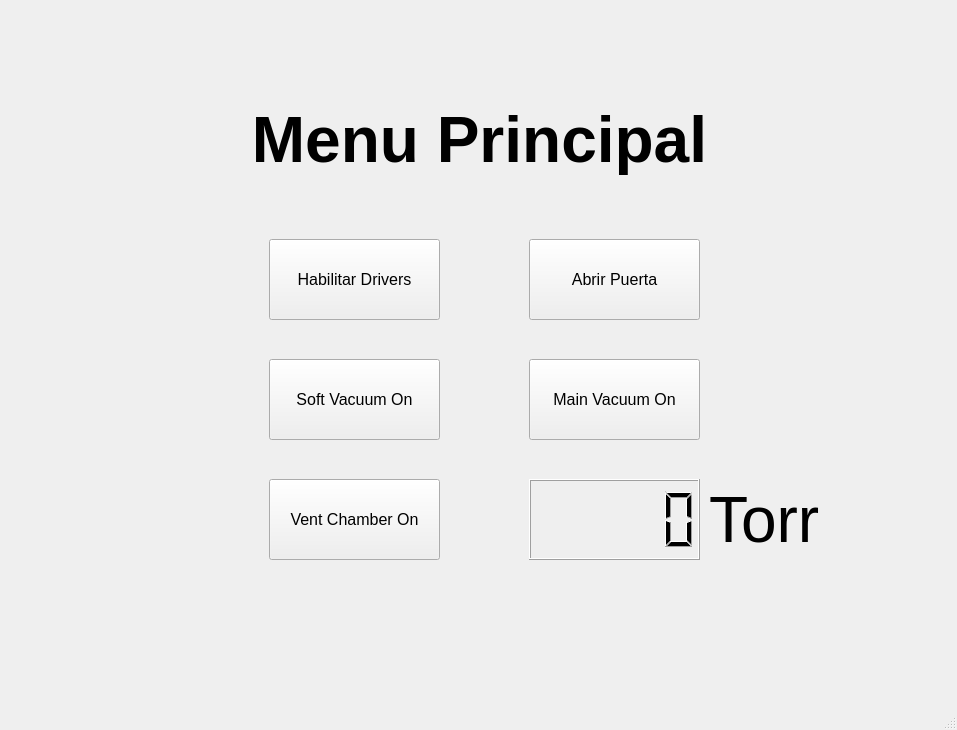
Qt form software-aura1000/gui/pyqt_gui.ui (pablinleiva235/Proyecto-Final) before a commit.
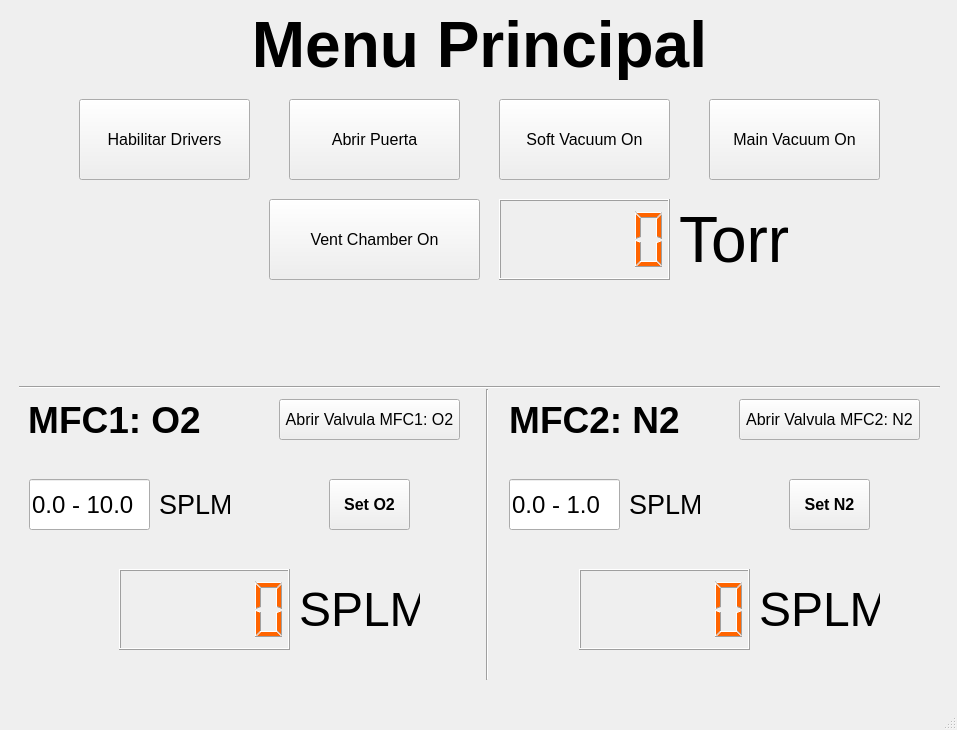
The same form after that commit.

Commit message: Agregado de menu para prueba de MFCs

```diff
--- a/software-aura1000/gui/pyqt_gui.ui
+++ b/software-aura1000/gui/pyqt_gui.ui
@@ -29,10 +29,10 @@
        <widget class="QLabel" name="MenuPrincipal_label">
         <property name="geometry">
          <rect>
-          <x>0</x>
-          <y>70</y>
-          <width>941</width>
-          <height>121</height>
+          <x>220</x>
+          <y>0</y>
+          <width>501</width>
+          <height>71</height>
          </rect>
         </property>
         <property name="font">
@@ -55,8 +55,8 @@
        <widget class="QPushButton" name="MenuPrincipal_btn_enable_driver">
         <property name="geometry">
          <rect>
-          <x>260</x>
-          <y>230</y>
+          <x>70</x>
+          <y>90</y>
           <width>171</width>
           <height>81</height>
          </rect>
@@ -73,8 +73,8 @@
        <widget class="QPushButton" name="MenuPrincipal_btn_open_door">
         <property name="geometry">
          <rect>
-          <x>520</x>
-          <y>230</y>
+          <x>280</x>
+          <y>90</y>
           <width>171</width>
           <height>81</height>
          </rect>
@@ -91,8 +91,8 @@
        <widget class="QPushButton" name="MenuPrincipal_btn_soft_vacuum">
         <property name="geometry">
          <rect>
-          <x>260</x>
-          <y>350</y>
+          <x>490</x>
+          <y>90</y>
           <width>171</width>
           <height>81</height>
          </rect>
@@ -109,8 +109,8 @@
        <widget class="QPushButton" name="MenuPrincipal_btn_main_vacuum">
         <property name="geometry">
          <rect>
-          <x>520</x>
-          <y>350</y>
+          <x>700</x>
+          <y>90</y>
           <width>171</width>
           <height>81</height>
          </rect>
@@ -128,8 +128,8 @@
         <property name="geometry">
          <rect>
           <x>260</x>
-          <y>470</y>
-          <width>171</width>
+          <y>190</y>
+          <width>211</width>
           <height>81</height>
          </rect>
         </property>
@@ -145,22 +145,32 @@
        <widget class="QLCDNumber" name="MenuPrincipal_chamber_pressure">
         <property name="geometry">
          <rect>
-          <x>520</x>
-          <y>470</y>
+          <x>490</x>
+          <y>190</y>
           <width>171</width>
           <height>81</height>
          </rect>
         </property>
+        <property name="styleSheet">
+         <string notr="true">QLCDNumber{
+    color: rgb(255, 100, 0);   
+}</string>
+        </property>
        </widget>
        <widget class="QLabel" name="MenuPrincipal_pressure_lbl">
         <property name="geometry">
          <rect>
-          <x>700</x>
-          <y>470</y>
+          <x>670</x>
+          <y>190</y>
           <width>161</width>
           <height>81</height>
          </rect>
         </property>
+        <property name="font">
+         <font>
+          <pointsize>48</pointsize>
+         </font>
+        </property>
         <property name="text">
          <string>Torr</string>
         </property>
@@ -168,9 +178,9 @@
        <widget class="QLabel" name="MenuPrincipal_lbl_status_atm">
         <property name="geometry">
          <rect>
-          <x>520</x>
-          <y>560</y>
-          <width>181</width>
+          <x>260</x>
+          <y>290</y>
+          <width>401</width>
           <height>71</height>
          </rect>
         </property>
@@ -183,6 +193,298 @@
          <string/>
         </property>
        </widget>
+       <widget class="Line" name="MenuPrincipal_line">
+        <property name="geometry">
+         <rect>
+          <x>10</x>
+          <y>370</y>
+          <width>921</width>
+          <height>16</height>
+         </rect>
+        </property>
+        <property name="orientation">
+         <enum>Qt::Horizontal</enum>
+        </property>
+       </widget>
+       <widget class="QLCDNumber" name="MenuPrincipal_mfc1_readout">
+        <property name="geometry">
+         <rect>
+          <x>110</x>
+          <y>560</y>
+          <width>171</width>
+          <height>81</height>
+         </rect>
+        </property>
+        <property name="styleSheet">
+         <string notr="true">QLCDNumber{
+    color: rgb(255, 100, 0);   
+}</string>
+        </property>
+       </widget>
+       <widget class="QLCDNumber" name="MenuPrincipal_mfc2_readout">
+        <property name="geometry">
+         <rect>
+          <x>570</x>
+          <y>560</y>
+          <width>171</width>
+          <height>81</height>
+         </rect>
+        </property>
+        <property name="styleSheet">
+         <string notr="true">QLCDNumber{
+    color: rgb(255, 100, 0);   
+}</string>
+        </property>
+       </widget>
+       <widget class="Line" name="line">
+        <property name="geometry">
+         <rect>
+          <x>470</x>
+          <y>380</y>
+          <width>16</width>
+          <height>291</height>
+         </rect>
+        </property>
+        <property name="orientation">
+         <enum>Qt::Vertical</enum>
+        </property>
+       </widget>
+       <widget class="QPushButton" name="MenuPrincipal_btn_mfc1_open">
+        <property name="geometry">
+         <rect>
+          <x>270</x>
+          <y>390</y>
+          <width>181</width>
+          <height>41</height>
+         </rect>
+        </property>
+        <property name="font">
+         <font>
+          <pointsize>12</pointsize>
+         </font>
+        </property>
+        <property name="text">
+         <string>Abrir Valvula MFC1: O2</string>
+        </property>
+       </widget>
+       <widget class="QPushButton" name="MenuPrincipal_btn_mfc2_open">
+        <property name="geometry">
+         <rect>
+          <x>730</x>
+          <y>390</y>
+          <width>181</width>
+          <height>41</height>
+         </rect>
+        </property>
+        <property name="font">
+         <font>
+          <pointsize>12</pointsize>
+         </font>
+        </property>
+        <property name="text">
+         <string>Abrir Valvula MFC2: N2</string>
+        </property>
+       </widget>
+       <widget class="QLabel" name="MenuPrincipal_lbl_mfc1">
+        <property name="geometry">
+         <rect>
+          <x>10</x>
+          <y>390</y>
+          <width>191</width>
+          <height>41</height>
+         </rect>
+        </property>
+        <property name="font">
+         <font>
+          <pointsize>28</pointsize>
+          <weight>75</weight>
+          <bold>true</bold>
+         </font>
+        </property>
+        <property name="text">
+         <string>MFC1: O2</string>
+        </property>
+        <property name="alignment">
+         <set>Qt::AlignCenter</set>
+        </property>
+        <property name="wordWrap">
+         <bool>true</bool>
+        </property>
+       </widget>
+       <widget class="QLabel" name="MenuPrincipal_lbl_mfc2">
+        <property name="geometry">
+         <rect>
+          <x>490</x>
+          <y>390</y>
+          <width>191</width>
+          <height>41</height>
+         </rect>
+        </property>
+        <property name="font">
+         <font>
+          <pointsize>28</pointsize>
+          <weight>75</weight>
+          <bold>true</bold>
+         </font>
+        </property>
+        <property name="text">
+         <string>MFC2: N2</string>
+        </property>
+        <property name="alignment">
+         <set>Qt::AlignCenter</set>
+        </property>
+        <property name="wordWrap">
+         <bool>true</bool>
+        </property>
+       </widget>
+       <widget class="QLineEdit" name="MenuPrincipal_mfc1_setpoint">
+        <property name="geometry">
+         <rect>
+          <x>20</x>
+          <y>470</y>
+          <width>121</width>
+          <height>51</height>
+         </rect>
+        </property>
+        <property name="font">
+         <font>
+          <pointsize>18</pointsize>
+         </font>
+        </property>
+        <property name="text">
+         <string>0.0 - 10.0 </string>
+        </property>
+       </widget>
+       <widget class="QLineEdit" name="MenuPrincipal_mfc2_setpoint">
+        <property name="geometry">
+         <rect>
+          <x>500</x>
+          <y>470</y>
+          <width>111</width>
+          <height>51</height>
+         </rect>
+        </property>
+        <property name="font">
+         <font>
+          <pointsize>18</pointsize>
+         </font>
+        </property>
+        <property name="text">
+         <string>0.0 - 1.0 </string>
+        </property>
+       </widget>
+       <widget class="QLabel" name="MenuPrincipal_mfc1_setpoint_lbl">
+        <property name="geometry">
+         <rect>
+          <x>150</x>
+          <y>480</y>
+          <width>71</width>
+          <height>31</height>
+         </rect>
+        </property>
+        <property name="font">
+         <font>
+          <pointsize>20</pointsize>
+         </font>
+        </property>
+        <property name="text">
+         <string>SPLM</string>
+        </property>
+       </widget>
+       <widget class="QLabel" name="MenuPrincipal_mfc2_setpoint_lbl">
+        <property name="geometry">
+         <rect>
+          <x>620</x>
+          <y>480</y>
+          <width>71</width>
+          <height>31</height>
+         </rect>
+        </property>
+        <property name="font">
+         <font>
+          <pointsize>20</pointsize>
+         </font>
+        </property>
+        <property name="text">
+         <string>SPLM</string>
+        </property>
+       </widget>
+       <widget class="QPushButton" name="MenuPrincipal_btn_mfc1_set">
+        <property name="geometry">
+         <rect>
+          <x>320</x>
+          <y>470</y>
+          <width>81</width>
+          <height>51</height>
+         </rect>
+        </property>
+        <property name="font">
+         <font>
+          <pointsize>12</pointsize>
+          <weight>75</weight>
+          <bold>true</bold>
+         </font>
+        </property>
+        <property name="text">
+         <string>Set O2</string>
+        </property>
+       </widget>
+       <widget class="QPushButton" name="MenuPrincipal_btn_mfc2_set">
+        <property name="geometry">
+         <rect>
+          <x>780</x>
+          <y>470</y>
+          <width>81</width>
+          <height>51</height>
+         </rect>
+        </property>
+        <property name="font">
+         <font>
+          <pointsize>12</pointsize>
+          <weight>75</weight>
+          <bold>true</bold>
+         </font>
+        </property>
+        <property name="text">
+         <string>Set N2</string>
+        </property>
+       </widget>
+       <widget class="QLabel" name="MenuPrincipal_mfc1_readout_lbl">
+        <property name="geometry">
+         <rect>
+          <x>290</x>
+          <y>570</y>
+          <width>121</width>
+          <height>61</height>
+         </rect>
+        </property>
+        <property name="font">
+         <font>
+          <pointsize>36</pointsize>
+         </font>
+        </property>
+        <property name="text">
+         <string>SPLM</string>
+        </property>
+       </widget>
+       <widget class="QLabel" name="MenuPrincipal_mfc2_readout_lbl">
+        <property name="geometry">
+         <rect>
+          <x>750</x>
+          <y>570</y>
+          <width>121</width>
+          <height>61</height>
+         </rect>
+        </property>
+        <property name="font">
+         <font>
+          <pointsize>36</pointsize>
+         </font>
+        </property>
+        <property name="text">
+         <string>SPLM</string>
+        </property>
+       </widget>
       </widget>
       <widget class="QWidget" name="PreEncendido">
        <widget class="QLabel" name="PreEncendido_label2">
```
The commit also changes 5 other files.
